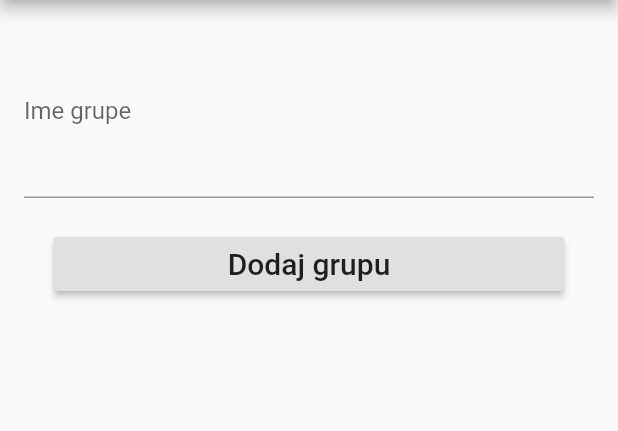
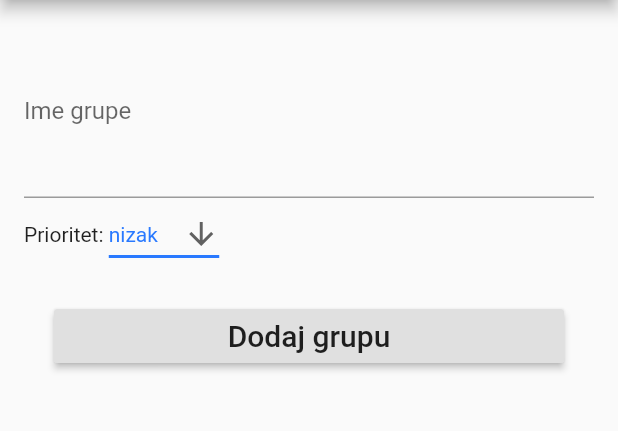
Before and after one commit to markoselakovic/gss_sms, a Flutter app: the NewGroup screen opened directly, on a phone screen of 412 x 824 dp, the part 84-515 px from its top. Run offline on Flutter 3.47's test engine with Material 2 defaults, Android fonts, the phone set to English and light mode, and no system bars; our stand-ins replace firebase_database; missing offline and left inert: flutter_sms; accounts and stored records are empty.

Commit message:
Implementing small user requests

```diff
--- a/lib/models/group.dart
+++ b/lib/models/group.dart
@@ -7,10 +7,9 @@ class Group {
   String id;
   String name;
   List<String> rescuersIds;
+  String priority;
 
-  Group(this.id, this.name, this.rescuersIds);
-
-  Group.withName(this.name) {
+  Group(this.name, this.priority) {
     rescuersIds = new List();
   }
 
@@ -28,7 +27,7 @@ class Group {
       });
     }
     name = snapshot.value["name"];
-
+    priority = snapshot.value["priority"];
   }
 
   Group.fromMap(String key, Map map) {
@@ -40,13 +39,15 @@ class Group {
         rescuersIds.add(val.toString());
       });
     }
+    priority = map["priority"];
     name = map["name"];
   }
 
   Map<String, dynamic> toJson() {
     return <String, dynamic>{
       'name': name,
-      'rescuerIds': rescuersIds
+      'rescuerIds': rescuersIds,
+      'priority' : priority
     };
   }
 }
--- a/lib/screens/gssListState.dart
+++ b/lib/screens/gssListState.dart
@@ -7,10 +7,6 @@ import 'package:gss_sms/screens/sendMessage.dart';
 import 'gssList.dart';
 
 abstract class GssListState extends State<GssList> {
-
-  void logg() {
-    log("asd");
-  }
 
   String getTitle();
   int getListLength();
--- a/lib/screens/newGroup.dart
+++ b/lib/screens/newGroup.dart
@@ -1,6 +1,10 @@
 import 'package:firebase_database/firebase_database.dart';
 import 'package:flutter/material.dart';
 import 'package:gss_sms/models/group.dart';
+
+const String NIZAK = "nizak";
+const String SREDNJI = "srednji";
+const String VISOK = "visok";
 
 class NewGroup extends StatefulWidget {
   @override
@@ -10,6 +14,8 @@ class NewGroup extends StatefulWidget {
 class _NewGroupState extends State<NewGroup> {
   final _formKey = GlobalKey<FormState>();
   String _groupName;
+  List<String> priority = <String>[NIZAK, SREDNJI, VISOK];
+  String priorityValue = "nizak";
 
   @override
   Widget build(BuildContext context) {
@@ -43,6 +49,34 @@ class _NewGroupState extends State<NewGroup> {
                                 onSaved: (val) =>
                                     setState(() => _groupName = val),
                               ),
+                              Row(
+                                children: <Widget>[
+                                  Text("Prioritet: "),
+                                  DropdownButton<String>(
+                                    value: priorityValue,
+                                    icon: Icon(Icons.arrow_downward),
+                                    hint: Text("Prioritet"),
+                                    iconSize: 24,
+                                    elevation: 16,
+                                    style: TextStyle(color: Colors.blueAccent[400]),
+                                    underline: Container(
+                                      height: 2,
+                                      color: Colors.blueAccent[400],
+                                    ),
+                                    onChanged: (String newValue) {
+                                      setState(() {
+                                        priorityValue = newValue;
+                                      });
+                                    },
+                                    items: priority.map<DropdownMenuItem<String>>((String value) {
+                                      return DropdownMenuItem<String>(
+                                        value: value,
+                                        child: Text(value),
+                                      );
+                                    }).toList(),
+                                  ),
+                                ],
+                              ),
                               Padding(
                                 padding: const EdgeInsets.all(20.0),
                                 child: RaisedButton(
@@ -59,16 +93,13 @@ class _NewGroupState extends State<NewGroup> {
                                         form.reset();
                                       }
                                     }
-//                          () {
-//                        Navigator.push(context, MaterialPageRoute(builder: (context) => GroupList(groups: _groups)));
-//                      },
                                     ),
                               ),
                             ]))))));
   }
 
   void addGroup(String name, BuildContext context) {
-    Group group = new Group.withName(name);
+    Group group = new Group(name, priorityValue);
     final notesReference = FirebaseDatabase.instance.reference();
     notesReference.child("groups").push().set(group.toJson()).then((_) {
       Navigator.pop(context);
--- a/pubspec.yaml
+++ b/pubspec.yaml
@@ -11,7 +11,7 @@ description: Aplikacija za slanje masovnih sms poruka clanovima gss-a
 # In iOS, build-name is used as CFBundleShortVersionString while build-number used as CFBundleVersion.
 # Read more about iOS versioning at
 # https://developer.apple.com/library/archive/documentation/General/Reference/InfoPlistKeyReference/Articles/CoreFoundationKeys.html
-version: 1.0.0+1
+version: 1.0.2+3
 
 environment:
   sdk: ">=2.1.0 <3.0.0"
```
Also changed, not shown: lib/screens/groupDetailsScreen.dart (+9 -0 lines), lib/screens/newRescuerScreen.dart (+7 -0 lines), lib/screens/sendMessage.dart (+4 -4 lines), lib/util/repository.dart (+12 -2 lines).
